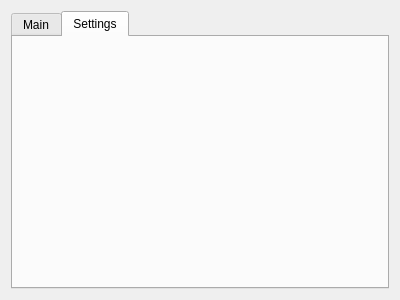
First picture: the form in mainwindow.ui, repository FaceyComputers/Facey-Music-Player-2, before the edit.
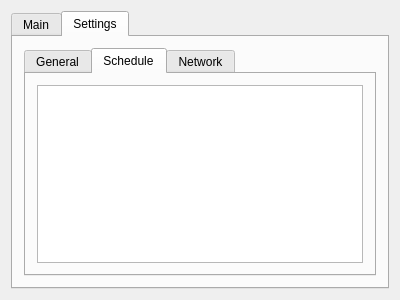
Second picture: the form after the edit. The open tabs and pages were chosen to show the change.

What changed in the file:
```diff
--- a/mainwindow.ui
+++ b/mainwindow.ui
@@ -62,6 +62,35 @@
        <attribute name="title">
         <string>Settings</string>
        </attribute>
+       <layout class="QGridLayout" name="gridLayout_3">
+        <item row="0" column="0">
+         <widget class="QTabWidget" name="tabWidget">
+          <property name="currentIndex">
+           <number>0</number>
+          </property>
+          <widget class="QWidget" name="generalTab">
+           <attribute name="title">
+            <string>General</string>
+           </attribute>
+          </widget>
+          <widget class="QWidget" name="scheduleTab">
+           <attribute name="title">
+            <string>Schedule</string>
+           </attribute>
+           <layout class="QGridLayout" name="gridLayout_4">
+            <item row="0" column="0">
+             <widget class="QTableView" name="scheduleTable"/>
+            </item>
+           </layout>
+          </widget>
+          <widget class="QWidget" name="networkTab">
+           <attribute name="title">
+            <string>Network</string>
+           </attribute>
+          </widget>
+         </widget>
+        </item>
+       </layout>
       </widget>
      </widget>
     </item>
```
Left out of the diff: 10 changed lines with no effect on the pictures.
